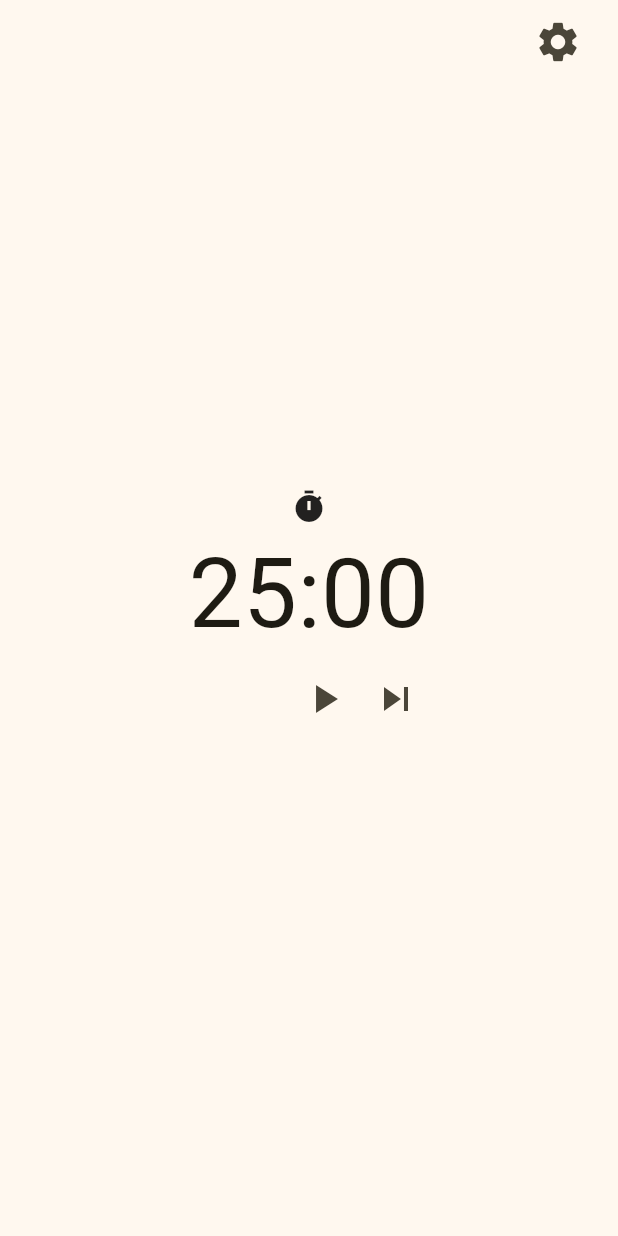
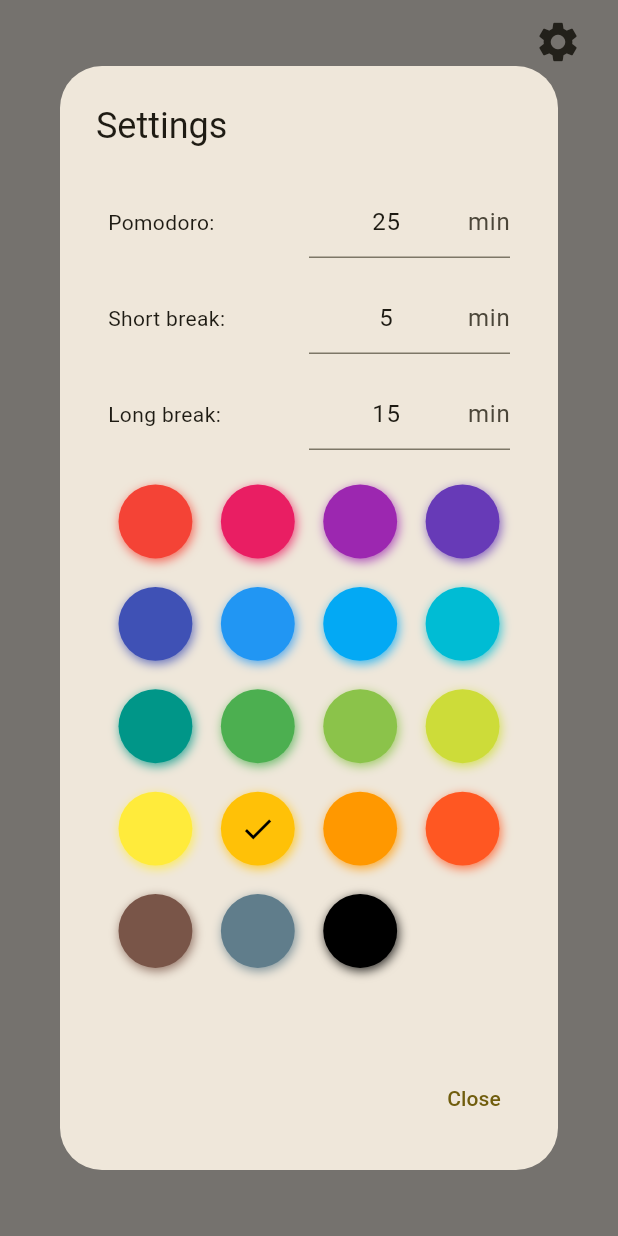
Before and after one commit to SamyrOR/pomo_tempus, a Flutter app: the screen it shows after launch, after a tap on the "settings" icon, on a phone screen of 412 x 824 dp. Run offline on Flutter 3.47's test engine with Material 3 defaults, Android fonts, the light colour scheme and no system bars; drawn by our look-alikes of flutter_colorpicker; our stand-ins replace go_router; missing offline and left inert: windows_notification.

Commit message:
feat: added settings dialog and color picker

```diff
--- a/lib/ui/home/widgets/home_page.dart
+++ b/lib/ui/home/widgets/home_page.dart
@@ -1,4 +1,6 @@
 import 'package:flutter/material.dart';
+import 'package:flutter/services.dart';
+import 'package:flutter_colorpicker/flutter_colorpicker.dart';
 
 class HomePage extends StatefulWidget {
   const HomePage({super.key});
@@ -18,7 +20,9 @@ class _HomePageState extends State<HomePage> {
             child: IconButton(
               icon: Icon(Icons.settings),
               iconSize: 32,
-              onPressed: () {},
+              onPressed: () {
+                _configBuilder(context);
+              },
             ),
           ),
         ],
@@ -56,3 +60,93 @@ class _HomePageState extends State<HomePage> {
     );
   }
 }
+
+Future<void> _configBuilder(BuildContext context) {
+  return showDialog(
+    context: context,
+    builder: (BuildContext context) {
+      return AlertDialog(
+        title: Text("Settings"),
+        content: SingleChildScrollView(
+          child: Padding(
+            padding: EdgeInsets.all(8),
+            child: Column(
+              mainAxisAlignment: MainAxisAlignment.start,
+              children: [
+                Row(
+                  children: [
+                    Expanded(
+                      child: Align(
+                        alignment: Alignment.bottomLeft,
+                        child: Text("Pomodoro:"),
+                      ),
+                    ),
+                    Expanded(
+                      child: TextFormField(
+                        initialValue: "25",
+                        textAlign: TextAlign.center,
+                        decoration: InputDecoration(suffixText: "min"),
+                        inputFormatters: [
+                          FilteringTextInputFormatter.digitsOnly,
+                        ],
+                      ),
+                    ),
+                  ],
+                ),
+                SizedBox(height: 16),
+                Row(
+                  children: [
+                    Expanded(child: Text("Short break:")),
+                    Expanded(
+                      child: TextFormField(
+                        initialValue: "5",
+                        textAlign: TextAlign.center,
+
+                        decoration: InputDecoration(suffixText: "min"),
+
+                        inputFormatters: [
+                          FilteringTextInputFormatter.digitsOnly,
+                        ],
+                      ),
+                    ),
+                  ],
+                ),
+                SizedBox(height: 16),
+                Row(
+                  children: [
+                    Expanded(child: Text("Long break:")),
+                    Expanded(
+                      child: TextFormField(
+                        initialValue: "15",
+                        textAlign: TextAlign.center,
+                        decoration: InputDecoration(suffixText: "min"),
+                        inputFormatters: [
+                          FilteringTextInputFormatter.digitsOnly,
+                        ],
+                      ),
+                    ),
+                  ],
+                ),
+                SizedBox(height: 16),
+                BlockPicker(
+                  pickerColor: Colors.amber,
+                  onColorChanged: (color) {
+                    print(color);
+                  },
+                ),
+              ],
+            ),
+          ),
+        ),
+        actions: [
+          TextButton(
+            onPressed: () {
+              Navigator.of(context).pop();
+            },
+            child: Text("Close"),
+          ),
+        ],
+      );
+    },
+  );
+}
--- a/pubspec.yaml
+++ b/pubspec.yaml
@@ -39,6 +39,7 @@ dependencies:
   local_notifier: ^0.1.6
   provider: ^6.1.2
   go_router: ^14.8.1
+  flutter_colorpicker: ^1.1.0
 
 dev_dependencies:
   flutter_test:
```
Also changed, not shown: pubspec.lock.
